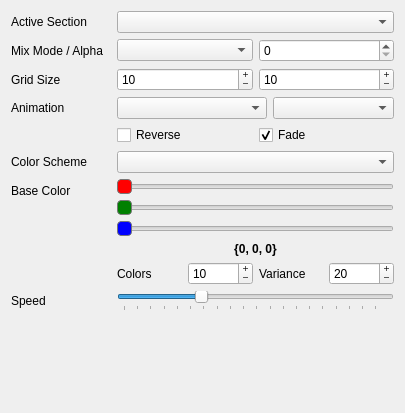
First picture: the form in gui/widget/maestrocontrol.ui, repository 8bitbuddhist/PixelMaestro, before the edit.
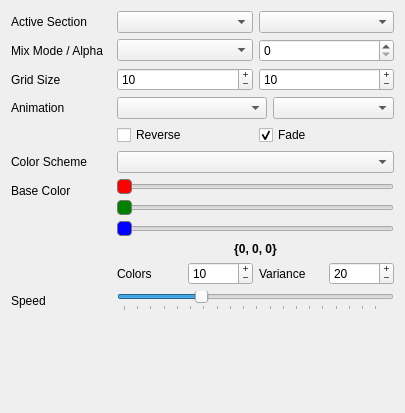
Second picture: the form after the edit.

What changed in the file:
```diff
--- a/gui/widget/maestrocontrol.ui
+++ b/gui/widget/maestrocontrol.ui
@@ -40,6 +40,9 @@
        <item>
         <widget class="QComboBox" name="sectionComboBox"/>
        </item>
+       <item>
+        <widget class="QComboBox" name="canvasComboBox"/>
+       </item>
       </layout>
      </item>
      <item row="1" column="0">
```
Left out of the diff: 67 changed lines with no effect on the pictures.
